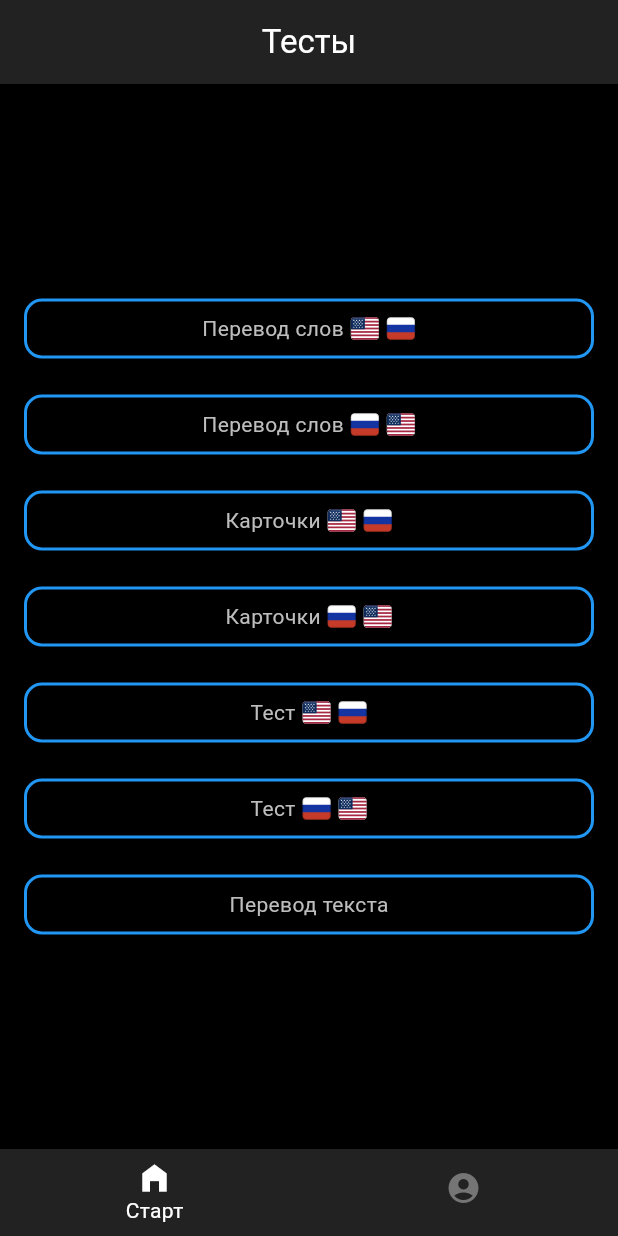
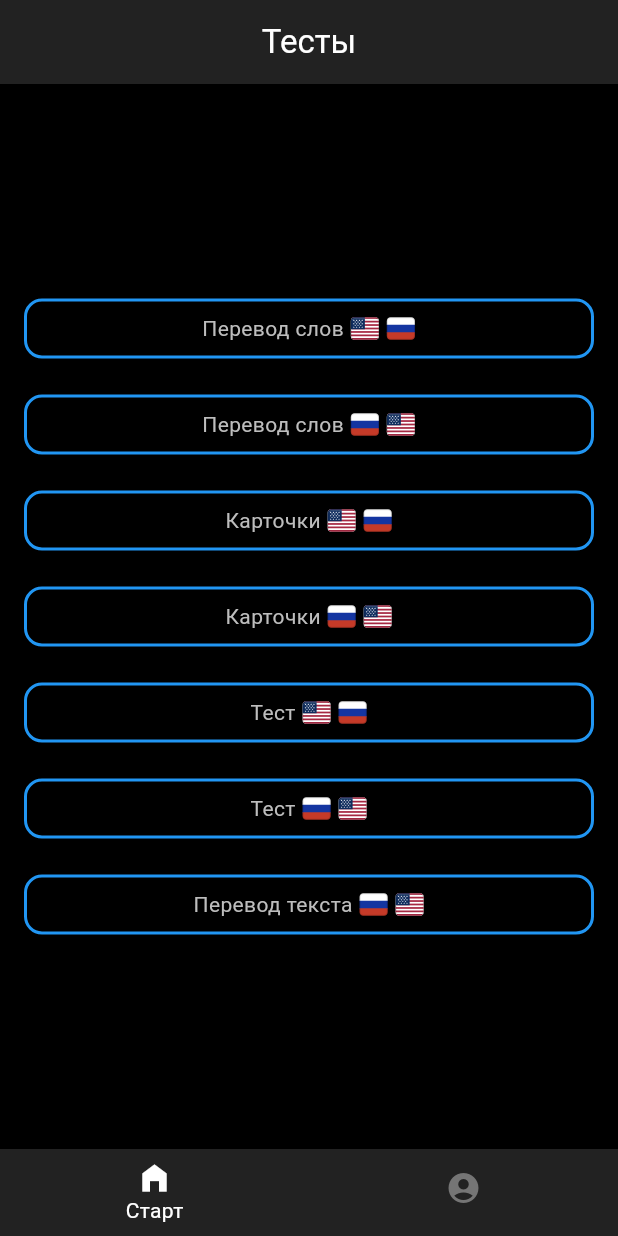
Before and after one commit to matvej83/quiz_app, a Flutter app: the TestsPage screen opened by its route, on a phone screen of 412 x 824 dp. Run offline on Flutter 3.47's test engine with Material 3 defaults, Android fonts, the phone set to English and light mode, and no system bars; our stand-ins replace auto_size_text, dartz, drift, easy_localization, equatable, flutter_bloc and 8 more; accounts and stored records are empty; generated files the repository leaves out were written again; statements that could not run were skipped.

Commit message:
tests page changed

```diff
--- a/lib/features/main/presentation/pages/tests_page.dart
+++ b/lib/features/main/presentation/pages/tests_page.dart
@@ -125,7 +125,15 @@ class TestsPage extends StatelessWidget {
               context.read<TextCatalogCubit>().loadCatalog();
               context.push(AppRoutes.catalog);
             },
-            child: Text('testsPage.textTranslation'.tr(), style: textStyle),
+            child: Row(
+              mainAxisSize: .min,
+              spacing: 4.0,
+              children: [
+                Text('testsPage.textTranslation'.tr(), style: textStyle),
+                SvgPicture.asset(AssetPaths.flagRu, height: 20.0),
+                SvgPicture.asset(AssetPaths.flagUs, height: 20.0),
+              ],
+            ),
           ),
         ],
       ),
```
